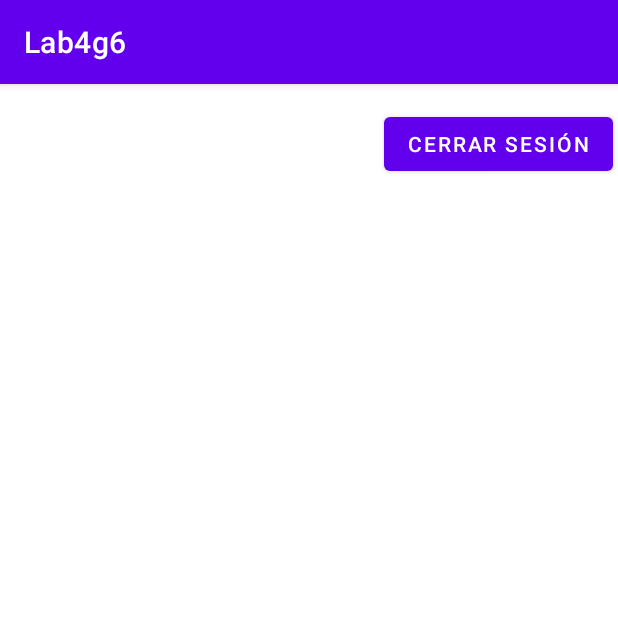
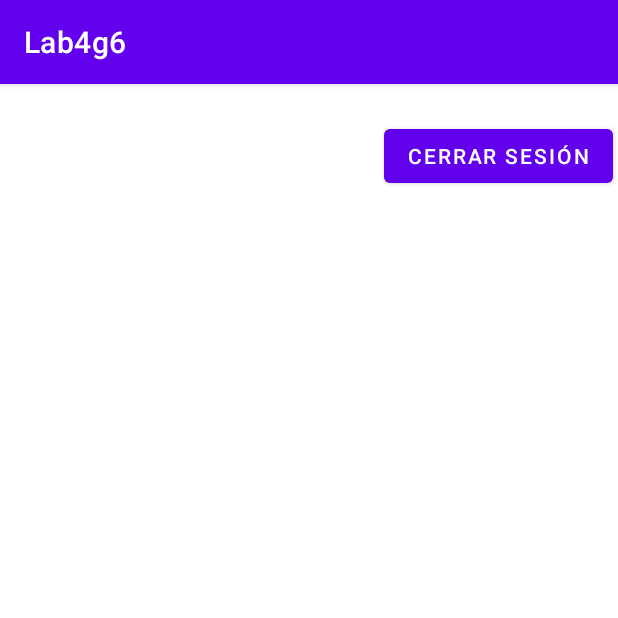
Before and after one commit to yorkosantillana/lab4g6, an Android app: the fragment Preguntas_Fragment placed in its activity, on a phone screen of 412 x 824 dp, the top half of it. Run offline under Robolectric (Android 15) with nearby library versions, the phone set to English and light mode, and no system bars; our stand-ins replace Volley; network calls fail.

Commit message:
editando layouts

```diff
--- a/app/src/main/res/layout/fragment_preguntas_.xml
+++ b/app/src/main/res/layout/fragment_preguntas_.xml
@@ -13,8 +13,8 @@
         android:layout_width="wrap_content"
         android:layout_height="wrap_content"
         android:layout_marginStart="256dp"
-        android:layout_marginTop="16dp"
-        android:layout_marginEnd="3dp"
+        android:layout_marginTop="24dp"
+        android:layout_marginEnd="10dp"
         android:layout_marginBottom="36dp"
         android:text="@string/buttonCerrarSes"
         app:layout_constraintBottom_toTopOf="@+id/_dynamic"
```
